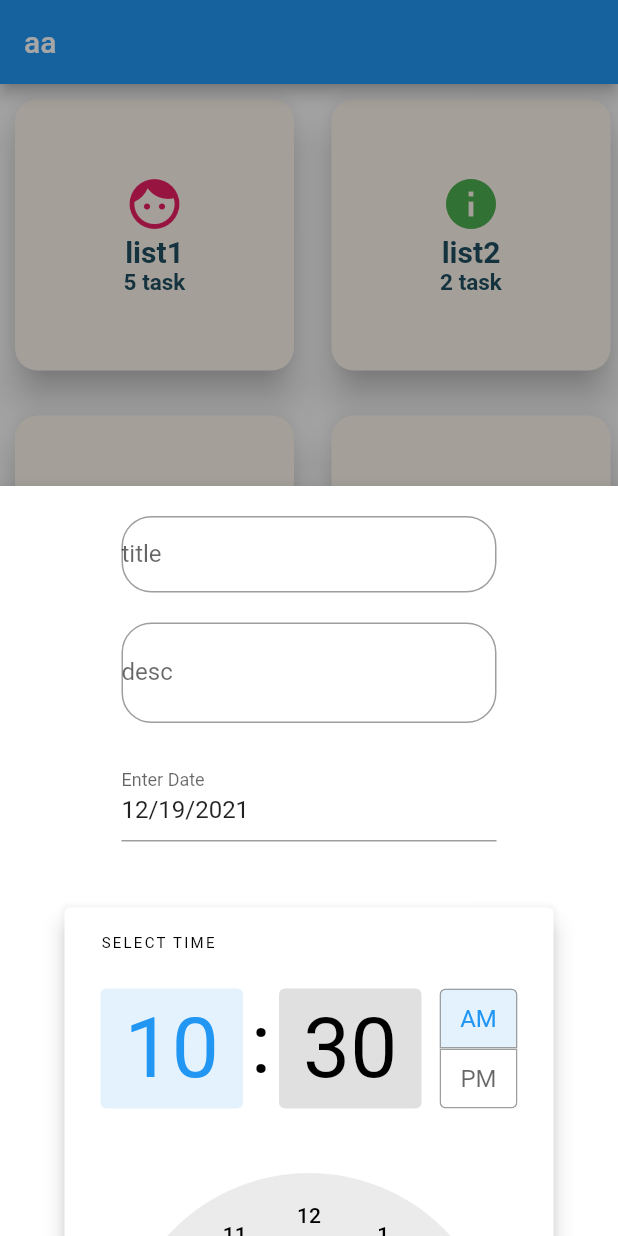
After one commit to SamihaHussein2/Task-it-mobile-project, a Flutter app: the AllLists screen opened directly, after a tap on "add new task", on a phone screen of 412 x 824 dp. The commit adds this screen. Run offline on Flutter 3.47's test engine with Material 2 defaults, Android fonts, the phone set to English and light mode, and no system bars; our stand-ins replace modal_bottom_sheet.

Commit message:
seperate add new task and lists

```diff
--- a/task_it/lib/main.dart
+++ b/task_it/lib/main.dart
@@ -1,6 +1,7 @@
 import 'package:flutter/material.dart';
 import 'package:task_it/screens/Intro/signup.dart';
 import 'package:task_it/screens/Intro/welcome_page.dart';
+import 'package:task_it/screens/homepage/homepage.dart';
 import 'package:task_it/screens/user_account.dart';
 import 'package:task_it/spalsh.dart';
 
@@ -17,9 +18,10 @@ class MyApp extends StatelessWidget {
     //Splash --> homepage (after signing in or skip)
     return MaterialApp(
       debugShowCheckedModeBanner: false,
-      title: 'Task it',
-      home: Splash(),
+     // title: 'Task it',
+      //home: Splash(),
       //title: 'Task it', home: List(),
+      title: 'Task it', home: Homepage(),
       );
 
   }
--- /dev/null
+++ b/task_it/lib/screens/add_new_task.dart
@@ -0,0 +1,156 @@
+
+import 'package:flutter/material.dart';
+import 'package:modal_bottom_sheet/modal_bottom_sheet.dart';
+import 'package:task_it/components/custom_colors.dart';
+
+class AddTaskForm extends StatefulWidget{
+  @override
+  State<AddTaskForm> createState() => _AddTaskFormState();
+}
+
+class _AddTaskFormState extends State<AddTaskForm> {
+   bool isTaskTitleFilled = false;
+
+  late TextEditingController titleController;
+  @override
+  void initState(){
+    super.initState();
+  titleController = TextEditingController();
+  titleController.addListener(() {
+     final isTaskTitleFilled = titleController.text.isNotEmpty;
+     setState(() => this.isTaskTitleFilled = isTaskTitleFilled);
+      });
+
+  }
+
+  @override
+  void dispose(){
+    titleController.dispose();
+    super.dispose();
+  }
+
+@override
+  Widget build(BuildContext context) {
+  final _formKey = GlobalKey<FormState>();
+
+ return Form(
+      key: _formKey,
+      child: ListView(
+        //crossAxisAlignment: CrossAxisAlignment.center,
+        children: [
+          const SizedBox(height: 20.0),
+          Center(
+            child: Column(
+              children: [
+                Container(
+                  width: 250,
+                  child: TextFormField(
+                    controller: titleController,
+                    decoration: InputDecoration(
+                      contentPadding: const EdgeInsets.symmetric(vertical: 16.0),
+                      labelText: 'title',
+                       border: OutlineInputBorder(
+                        borderRadius: BorderRadius.circular(20),
+                        ),
+                       isDense: true,
+                       ),
+                    validator: (value) {
+                      if (value == null || value.isEmpty || value.length > 100) {
+                        return 'not accepted title';
+                      }
+                      return null;
+                    },
+                  ),
+                ),
+
+                const SizedBox(height: 20.0),
+
+               Container(
+              width: 250,
+              child: TextFormField(
+                decoration: InputDecoration(
+                  contentPadding: const EdgeInsets.symmetric(vertical: 24.0),
+                 labelText: 'desc',
+                   border: OutlineInputBorder(
+                    borderRadius: BorderRadius.circular(20),
+                    ),
+                   isDense: true,
+                   ),
+              ),
+            ),
+
+            const SizedBox(height: 20.0),
+
+               Container(
+              width: 250,
+              child: InputDatePickerFormField
+              (
+                firstDate: DateTime.now(),
+                lastDate: DateTime(2050, 1, 1),
+                initialDate: DateTime.now(),
+              )
+            ),
+
+            const SizedBox(height: 20.0),
+
+               Container(
+              // width: 250,
+              // height: 200,
+              child: TimePickerDialog(
+                initialTime: TimeOfDay.now(),
+              )
+            ),
+
+            const SizedBox(height: 20.0),
+
+               Container(
+              width: 250,
+              //height: 200,
+              child: DropdownButtonFormField(
+                items: ['low', 'meduim', 'high'].map<DropdownMenuItem<String>>((String value) {
+                  return DropdownMenuItem<String>(
+                    value: value,
+                    child: Text(value),
+                  );
+                }).toList(),
+                decoration: const InputDecoration(
+                      contentPadding: EdgeInsets.fromLTRB(0, 5.5, 0, 0),
+                      labelStyle: TextStyle(),
+                      labelText: 'priority'),
+                  // onChanged: (value) {
+                  //   setState(() {
+                  //     task.priority = value;
+                  //   });
+                  // },
+                ),
+
+            ),
+
+            const SizedBox(height: 20.0),
+
+               Container(
+              width: 200,
+              child: ElevatedButton(
+              onPressed: isTaskTitleFilled? () {
+                if (_formKey.currentState!.validate()) {
+                  // you'd often call a server or save the information in a database.
+
+                }
+              }
+              : null,
+              child: const Text('Create Tasky'),
+            ),
+            ),
+
+            const SizedBox(height: 20.0),
+              ],
+            ),
+
+          ),
+        ],
+      ),
+    );
+
+
+  }
+}
```
Also changed, not shown: task_it/lib/screens/lists_page.dart (+5 -122 lines), task_it/pubspec.yaml (+14 -11 lines).
